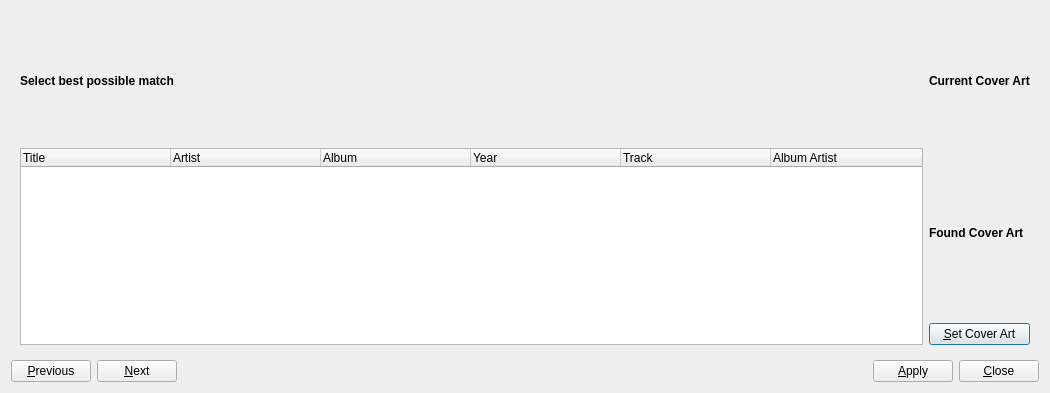
The window that src/library/dlgtagfetcher.ui (fatihemreyildiz/mixxx) describes before a commit, drawn with Qt 5.
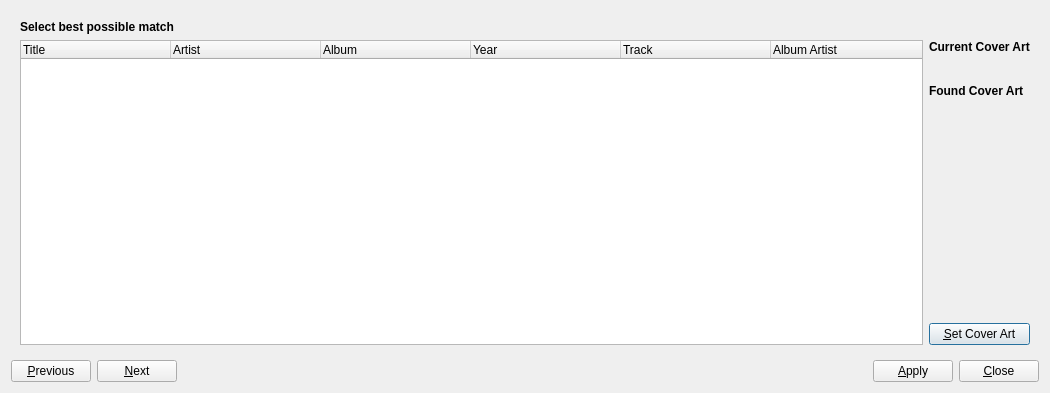
The same window after the commit.

The edit to the form file:
```diff
--- a/src/library/dlgtagfetcher.ui
+++ b/src/library/dlgtagfetcher.ui
@@ -21,15 +21,97 @@
      </property>
      <widget class="QWidget" name="results_page">
       <layout class="QGridLayout" name="verticalLayout_2">
-       <item row="0" column="0">
-        <widget class="QLabel" name="label_3">
-         <property name="styleSheet">
-          <string notr="true">QLabel { font-weight: bold; }</string>
-         </property>
-         <property name="text">
-          <string>Select best possible match</string>
-         </property>
-        </widget>
+       <item row="1" column="1" rowspan="4" colspan="2">
+        <layout class="QVBoxLayout" name="verticalLayout_8">
+         <item>
+          <widget class="QLabel" name="label_4">
+           <property name="sizePolicy">
+            <sizepolicy hsizetype="Preferred" vsizetype="Maximum">
+             <horstretch>0</horstretch>
+             <verstretch>0</verstretch>
+            </sizepolicy>
+           </property>
+           <property name="styleSheet">
+            <string notr="true">QLabel { font-weight: bold; }</string>
+           </property>
+           <property name="text">
+            <string>Current Cover Art</string>
+           </property>
+          </widget>
+         </item>
+         <item>
+          <widget class="QWidget" name="currentCover" native="true">
+           <property name="sizePolicy">
+            <sizepolicy hsizetype="Fixed" vsizetype="Fixed">
+             <horstretch>250</horstretch>
+             <verstretch>250</verstretch>
+            </sizepolicy>
+           </property>
+           <layout class="QVBoxLayout" name="currentCoverArtLayout">
+            <property name="spacing">
+             <number>0</number>
+            </property>
+            <property name="sizeConstraint">
+             <enum>QLayout::SetDefaultConstraint</enum>
+            </property>
+           </layout>
+          </widget>
+         </item>
+         <item>
+          <widget class="QLabel" name="label_5">
+           <property name="sizePolicy">
+            <sizepolicy hsizetype="Preferred" vsizetype="Maximum">
+             <horstretch>0</horstretch>
+             <verstretch>0</verstretch>
+            </sizepolicy>
+           </property>
+           <property name="styleSheet">
+            <string notr="true">QLabel { font-weight: bold; }</string>
+           </property>
+           <property name="text">
+            <string>Found Cover Art</string>
+           </property>
+          </widget>
+         </item>
+         <item>
+          <widget class="QWidget" name="fetchedCover" native="true">
+           <property name="sizePolicy">
+            <sizepolicy hsizetype="Fixed" vsizetype="Fixed">
+             <horstretch>250</horstretch>
+             <verstretch>250</verstretch>
+            </sizepolicy>
+           </property>
+           <layout class="QVBoxLayout" name="fetchedCoverArtLayout">
+            <property name="spacing">
+             <number>0</number>
+            </property>
+            <property name="sizeConstraint">
+             <enum>QLayout::SetDefaultConstraint</enum>
+            </property>
+           </layout>
+          </widget>
+         </item>
+         <item>
+          <spacer name="verticalSpacer_9">
+           <property name="orientation">
+            <enum>Qt::Vertical</enum>
+           </property>
+           <property name="sizeHint" stdset="0">
+            <size>
+             <width>20</width>
+             <height>40</height>
+            </size>
+           </property>
+          </spacer>
+         </item>
+         <item>
+          <widget class="QPushButton" name="btnCover">
+           <property name="text">
+            <string>&amp;Set Cover Art</string>
+           </property>
+          </widget>
+         </item>
+        </layout>
        </item>
        <item row="1" column="0" rowspan="4">
         <widget class="QTreeWidget" name="results">
@@ -80,69 +162,22 @@
          </column>
         </widget>
        </item>
-      <item row="0" column="1">
-        <widget class="QLabel" name="label_4">
-         <property name="styleSheet">
-          <string notr="true">QLabel { font-weight: bold; }</string>
+      <item row="0" column="0" colspan="3">
+        <widget class="QLabel" name="label_3">
+         <property name="sizePolicy">
+          <sizepolicy hsizetype="Preferred" vsizetype="Maximum">
+           <horstretch>0</horstretch>
+           <verstretch>0</verstretch>
+          </sizepolicy>
          </property>
-         <property name="text">
-          <string>Current Cover Art</string>
-         </property>
-        </widget>
-      </item>
-      <item row="1" column="1">
-             <widget class="QWidget" name="verticalWidgetCover" native="true">
-              <property name="sizePolicy">
-               <sizepolicy hsizetype="Fixed" vsizetype="Fixed">
-                <horstretch>250</horstretch>
-                <verstretch>250</verstretch>
-               </sizepolicy>
-              </property>
-              <layout class="QVBoxLayout" name="currentCoverArtLayout">
-               <property name="spacing">
-                <number>0</number>
-               </property>
-               <property name="sizeConstraint">
-                <enum>QLayout::SetDefaultConstraint</enum>
-               </property>
-              </layout>
-             </widget>
-        </item>
-      <item row="2" column="1">
-        <widget class="QLabel" name="label_5">
          <property name="styleSheet">
           <string notr="true">QLabel { font-weight: bold; }</string>
          </property>
          <property name="text">
-          <string>Found Cover Art</string>
+          <string>Select best possible match</string>
          </property>
         </widget>
-      </item>
-      <item row="3" column="1">
-             <widget class="QWidget" name="verticalWidgetCover_2" native="true">
-              <property name="sizePolicy">
-               <sizepolicy hsizetype="Fixed" vsizetype="Fixed">
-                <horstretch>250</horstretch>
-                <verstretch>250</verstretch>
-               </sizepolicy>
-              </property>
-              <layout class="QVBoxLayout" name="fetchedCoverArtLayout">
-               <property name="spacing">
-                <number>0</number>
-               </property>
-               <property name="sizeConstraint">
-                <enum>QLayout::SetDefaultConstraint</enum>
-               </property>
-              </layout>
-             </widget>
-        </item>
-      <item row="4" column="1">
-      <widget class="QPushButton" name="btnCover">
-       <property name="text">
-        <string>&amp;Set Cover Art</string>
-       </property>
-      </widget>
-     </item>
+       </item>
       </layout>
      </widget>
      <widget class="QWidget" name="loading_page">
```
Left out of the diff: 6 changed lines with no effect on the pictures.
